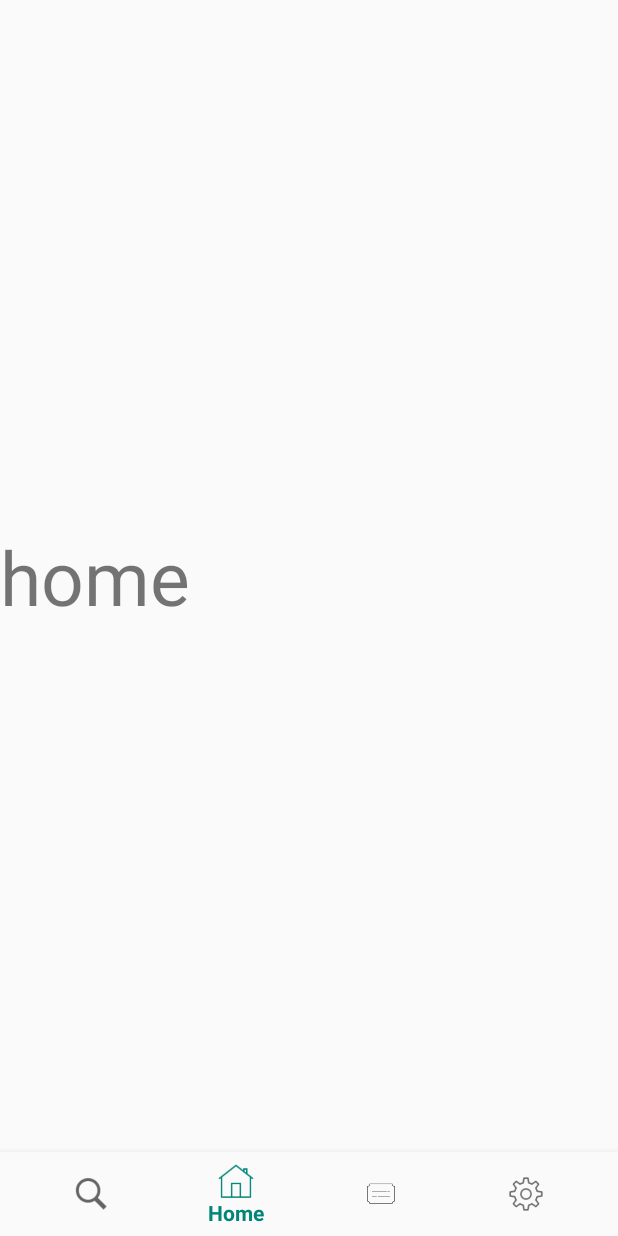
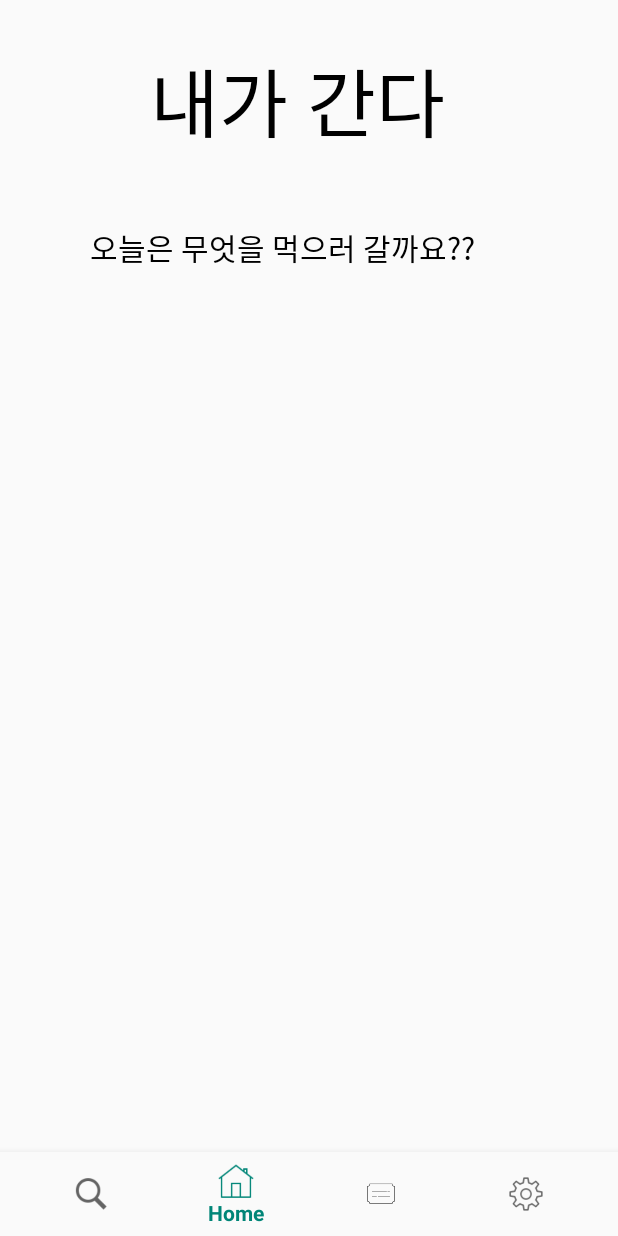
Before and after one commit to 2020-TermProject/ImGoing, an Android app: the screen it shows after launch (MainActivity), item 2 of the bottom bar chosen, on a phone screen of 412 x 824 dp. Run offline under Robolectric (Android 15) with nearby library versions, the phone set to English and light mode, and no system bars; libraries missing offline, so code that uses them is left out: com.kakao.auth; 1 statement that could not run was skipped.

Commit message:
home 화면 기초 작업

```diff
--- a/app/src/main/res/layout/fragment_home.xml
+++ b/app/src/main/res/layout/fragment_home.xml
@@ -6,14 +6,35 @@
     android:layout_height="match_parent"
     >
 
-    <TextView
-        android:layout_width="wrap_content"
-        android:layout_height="wrap_content"
-        android:text="home"
-        android:textSize="50dp"
-        app:layout_constraintBottom_toBottomOf="parent"
-        app:layout_constraintLeft_toLeftOf="parent"
-        app:layout_constraintTop_toTopOf="parent"
-        />
+    <LinearLayout
+        android:layout_height="match_parent"
+        android:layout_width="match_parent"
+        android:orientation="vertical"
+        >
+
+        <TextView
+            android:layout_width="match_parent"
+            android:layout_height="120dp"
+            android:fontFamily="@font/gmbold"
+            android:paddingLeft="100dp"
+            android:paddingTop="30dp"
+            android:text="내가 간다"
+            android:textColor="#000000"
+            android:textSize="50dp" />
+        <TextView
+            android:layout_width="match_parent"
+            android:layout_height="match_parent"
+            android:text="오늘은 무엇을 먹으러 갈까요??"
+            android:fontFamily="@font/gmmedium"
+            android:paddingTop="30dp"
+            android:paddingLeft="60dp"
+            android:textColor="#000000"
+            android:textSize="20dp"/>
+
+
+    </LinearLayout>
+
+
+
 
 </androidx.constraintlayout.widget.ConstraintLayout>
```
